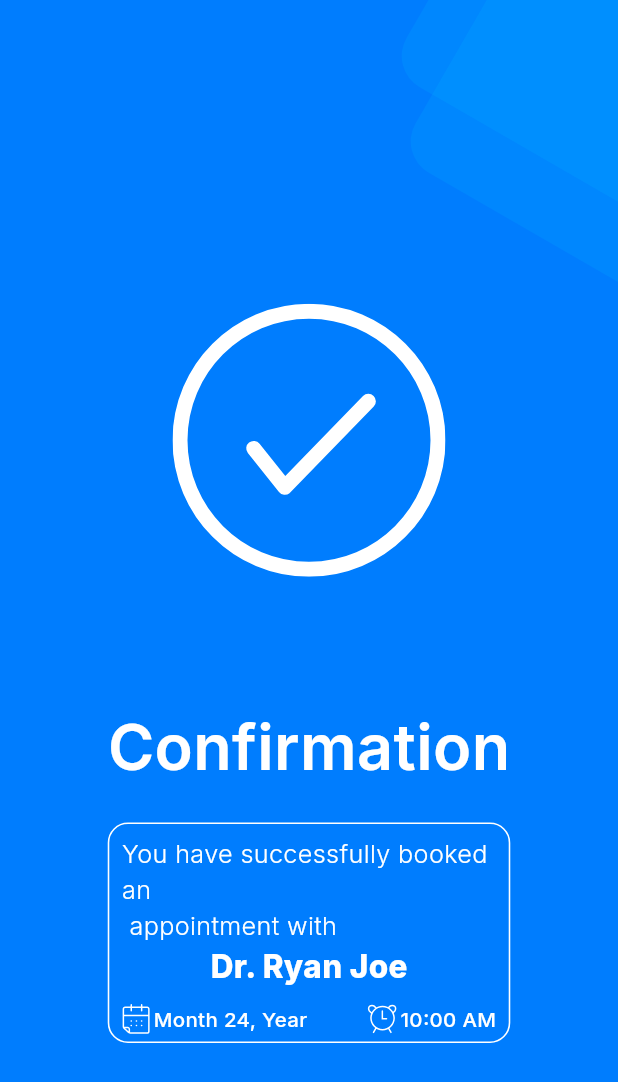
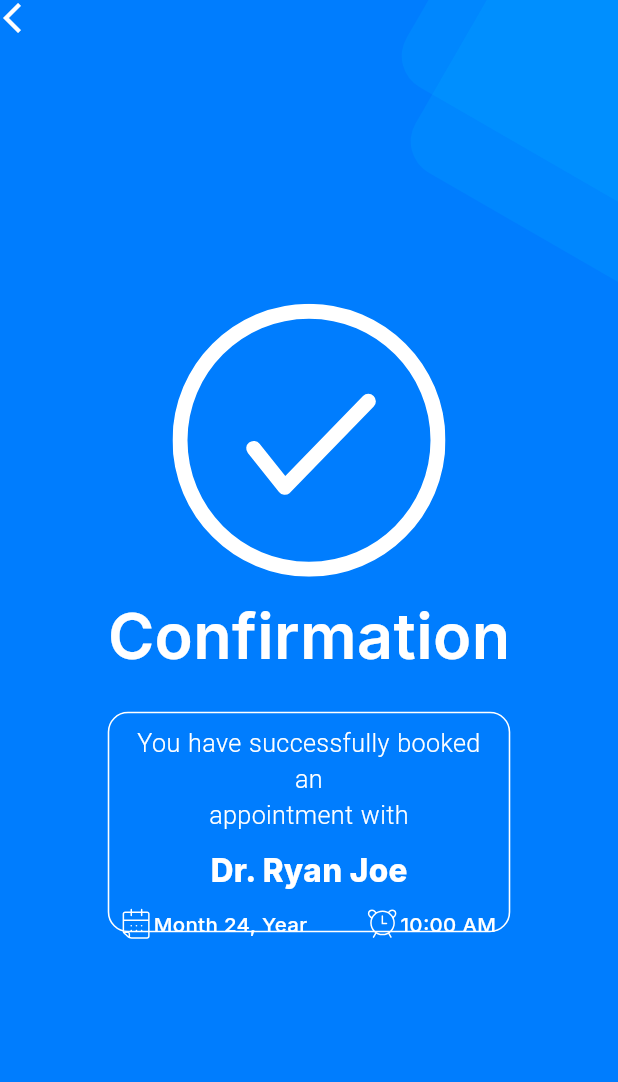
Before and after one commit to safaanwar1122/appointment_app, a Flutter app: the AppointmentSuccessfulScreen screen opened directly, on a phone screen of 412 x 824 dp. Shown: the top 1082 px of the screen. Run offline on Flutter 3.47's test engine with Material 3 defaults, Android fonts, the phone set to English and light mode, and no system bars; our stand-ins replace calendar_date_picker2, dotted_line, flutter_screenutil, flutter_svg, get, google_fonts; missing offline and left inert: rich_readmore.

Commit message:
12 commit

```diff
--- a/lib/screen/appointmnet_successful_screen.dart
+++ b/lib/screen/appointmnet_successful_screen.dart
@@ -11,10 +11,12 @@ class AppointmentSuccessfulScreen extends StatefulWidget {
   const AppointmentSuccessfulScreen({super.key});
 
   @override
-  State<AppointmentSuccessfulScreen> createState() => _AppointmentSuccessfulScreenState();
+  State<AppointmentSuccessfulScreen> createState() =>
+      _AppointmentSuccessfulScreenState();
 }
 
-class _AppointmentSuccessfulScreenState extends State<AppointmentSuccessfulScreen> {
+class _AppointmentSuccessfulScreenState
+    extends State<AppointmentSuccessfulScreen> {
   @override
   Widget build(BuildContext context) {
     return Scaffold(
@@ -23,27 +25,33 @@ class _AppointmentSuccessfulScreenState extends State<AppointmentSuccessfulScree
         children: [
           // Shade image at top-right corner
           Positioned(
-            top: 0,
+            top: 0.h,
             right: 0,
             child: SvgPicture.asset(
               AppImages.shade2,
               fit: BoxFit.scaleDown,
             ),
           ),
-          // Main content
+          Positioned(
+              top: 0.h,
+              left: 2.w,
+              child: Icon(
+                Icons.arrow_back_ios,
+                color: AppColors.white,
+              )),
           Center(
             child: Column(
               mainAxisSize: MainAxisSize.min,
               children: [
-
-                SvgPicture.asset(
-                  AppImages.confirmation,
-                  height: 0.4.sh,
-                  fit: BoxFit.scaleDown,
+                Positioned(
+                  top: 10.h,
+                  child: SvgPicture.asset(
+                    AppImages.confirmation,
+                    // height: 0.3.sh,
+                    fit: BoxFit.scaleDown,
+                  ),
                 ),
                 verticalSpacer(10),
-
-
                 customText(
                   text: 'Confirmation',
                   fontWeight: FontWeight.w600,
@@ -51,7 +59,6 @@ class _AppointmentSuccessfulScreenState extends State<AppointmentSuccessfulScree
                   color: AppColors.white,
                 ),
                 verticalSpacer(20),
-
                 appointmentSuccessfulCard(
                   title: '',
                   subTitle: '',
@@ -86,12 +93,31 @@ class _AppointmentSuccessfulScreenState extends State<AppointmentSuccessfulScree
         child: Column(
           crossAxisAlignment: CrossAxisAlignment.start,
           children: [
-            customText(
-              text: 'You have successfully booked an\n appointment with ',
-              fontWeight: FontWeight.w300,
-              fontSize: 16,
-              color: AppColors.white,
+            Center(
+              child: Text.rich(
+                TextSpan(
+                    children: [
+                  TextSpan(
+                    text: 'You have successfully booked an\n',
+                    style: TextStyle(
+                      fontWeight: FontWeight.w300,
+                      fontSize: 16.sp,
+                      color: AppColors.white,
+                    ),
+                  ),
+                  TextSpan(
+                    text: 'appointment with',
+                    style: TextStyle(
+                      fontWeight: FontWeight.w300,
+                      fontSize: 16.sp,
+                      color: AppColors.white,
+                    ),
+                  ),
+                ]),
+                textAlign: TextAlign.center,
+              ),
             ),
+            verticalSpacer(10),
             Center(
               child: customText(
                 text: 'Dr. Ryan Joe',
@@ -100,7 +126,7 @@ class _AppointmentSuccessfulScreenState extends State<AppointmentSuccessfulScree
                 color: AppColors.white,
               ),
             ),
-            SizedBox(height: 10.h), // Spacing between text and details row
+            verticalSpacer(10),
             Row(
               mainAxisAlignment: MainAxisAlignment.spaceBetween,
               children: [
```
